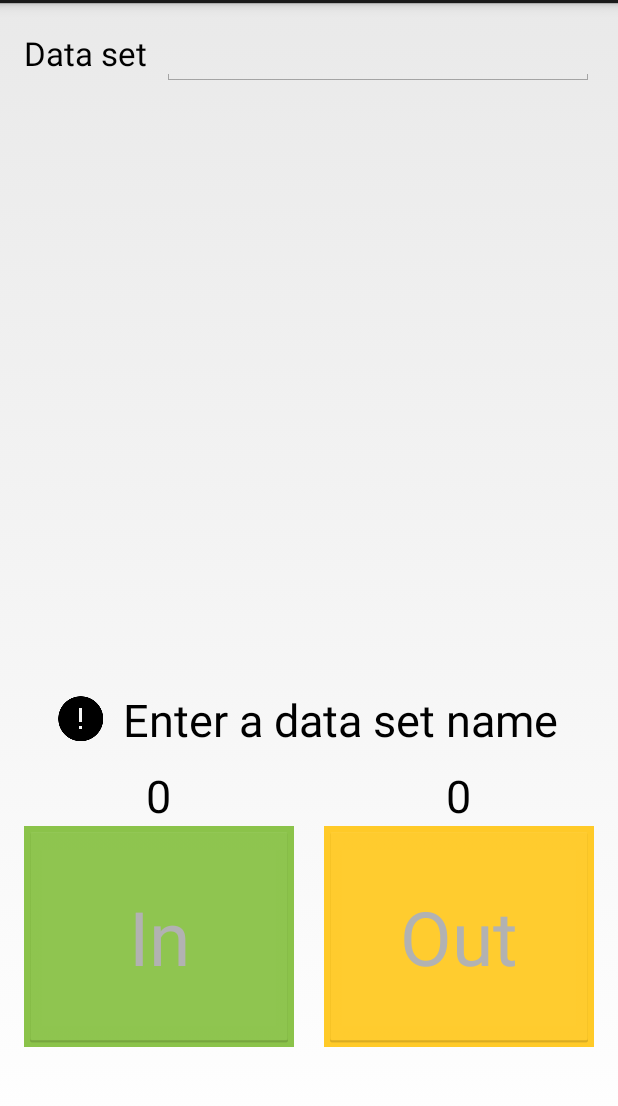
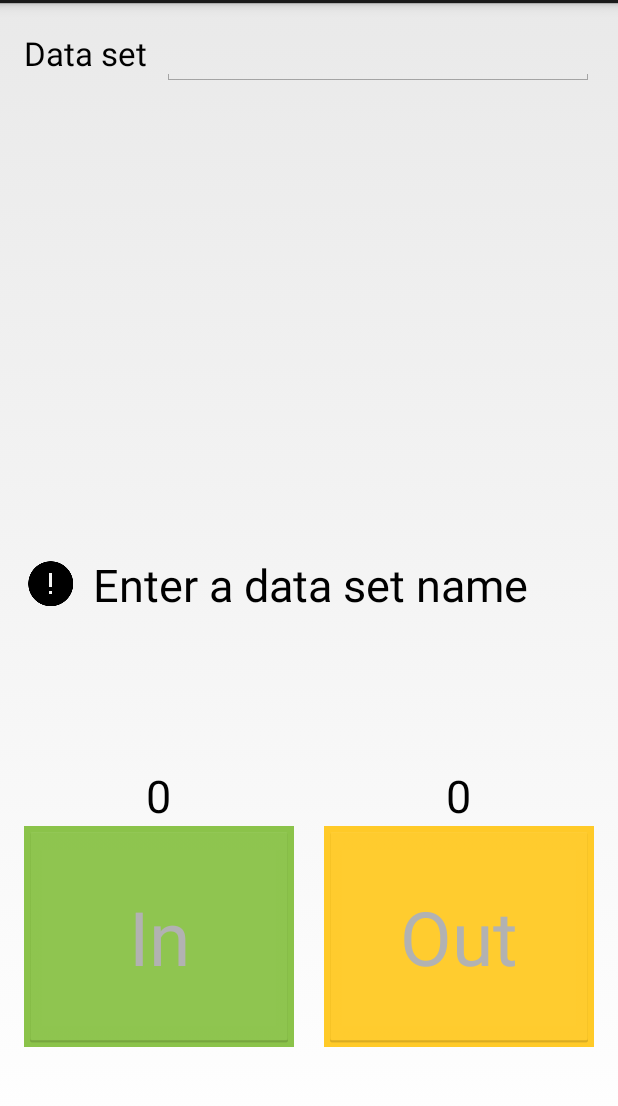
Before and after one commit to samcrow/IntervalAntRecorder, an Android app: the screen it shows after launch (MainActivity), on a phone screen of 412 x 824 dp, the part 69-1175 px from its top. Run offline under Robolectric (Android 15) with nearby library versions, the phone set to English and light mode, and no system bars.

Commit message:
Minor things

```diff
--- a/app/src/main/res/layout/activity_main.xml
+++ b/app/src/main/res/layout/activity_main.xml
@@ -38,37 +38,14 @@
         android:orientation="horizontal"
         android:layout_width="match_parent"
         android:layout_height="wrap_content"
-        android:weightSum="1"
-        android:padding="10dp"
-        android:id="@+id/enter_name_view"
-        android:layout_above="@+id/linearLayout2"
-        android:layout_alignParentLeft="true"
-        android:layout_alignParentStart="true">
-
-        <TextView
-            android:layout_width="fill_parent"
-            android:layout_height="wrap_content"
-            android:textAppearance="?android:attr/textAppearanceLarge"
-            android:text="@string/enter_data_set_request"
-            android:id="@+id/enter_data_set_label"
-            android:textSize="30sp"
-            android:layout_marginLeft="10dp"
-            android:drawableLeft="@drawable/ic_error_black_36dp"
-            android:drawablePadding="10dp"
-            android:layout_gravity="center"/>
-    </LinearLayout>
-
-    <LinearLayout
-        android:orientation="horizontal"
-        android:layout_width="match_parent"
-        android:layout_height="wrap_content"
         android:layout_alignParentBottom="true"
         android:layout_alignParentLeft="true"
         android:layout_alignParentStart="false"
         android:layout_alignParentRight="true"
         android:layout_alignParentEnd="false"
         android:weightSum="1"
-        android:id="@+id/linearLayout2">
+        android:id="@+id/linearLayout2"
+        android:layout_below="@+id/enter_data_set_label">
 
         <LinearLayout
             android:orientation="vertical"
@@ -89,14 +66,13 @@
                 android:textSize="@dimen/count_text_size"/>
 
             <Button
+                android:id="@+id/in_button"
                 android:layout_width="fill_parent"
                 android:layout_height="wrap_content"
-                android:text="@string/in"
-                android:id="@+id/in_button"
-                android:textSize="@dimen/large_button_text_size"
                 android:padding="@dimen/large_button_padding"
                 android:soundEffectsEnabled="false"
-                />
+                android:text="@string/in"
+                android:textSize="@dimen/large_button_text_size" />
         </LinearLayout>
 
         <Space
@@ -134,5 +110,19 @@
         </LinearLayout>
     </LinearLayout>
 
+    <TextView
+        android:id="@+id/enter_data_set_label"
+        android:layout_width="fill_parent"
+        android:layout_height="wrap_content"
+        android:layout_alignParentEnd="true"
+        android:layout_alignParentRight="true"
+        android:layout_centerVertical="true"
+        android:layout_gravity="center"
+        android:drawableLeft="@drawable/ic_error_black_36dp"
+        android:drawablePadding="10dp"
+        android:text="@string/enter_data_set_request"
+        android:textAppearance="?android:attr/textAppearanceLarge"
+        android:textSize="30sp" />
+
 
 </RelativeLayout>
```
Also changed, not shown: 1 other file.
